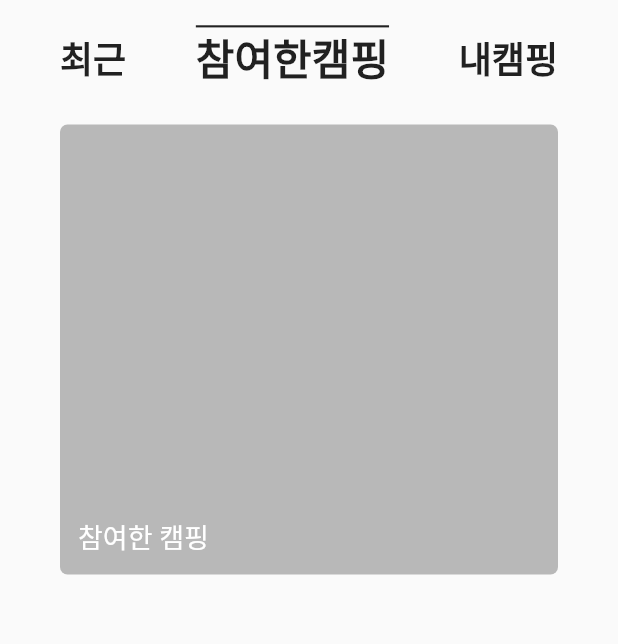
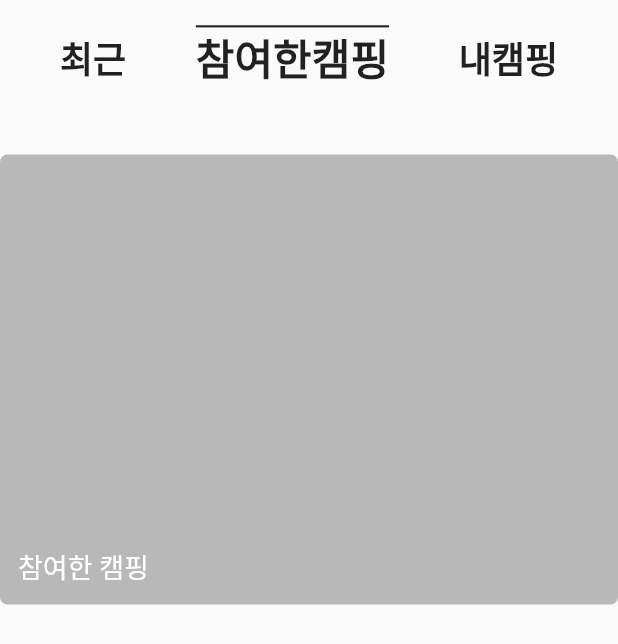
Before and after one commit to 2021-contest-exhibit/flutter-modak, a Flutter app: the MatchingPage screen opened directly, after a tap on "참여한캠핑", on a phone screen of 412 x 824 dp. Shown: the top 644 px of the screen. Run offline on Flutter 3.47's test engine with Material 2 defaults, Android fonts, the light colour scheme and no system bars; our stand-ins replace equatable, firebase_auth, firebase_core, flutter_bloc, freezed_annotation, google_maps_flutter and 1 more; accounts and stored records are empty; network calls fail.

Commit message:
[UPDATE] update matching page

```diff
--- a/modak/lib/page/MatchingPage.dart
+++ b/modak/lib/page/MatchingPage.dart
@@ -1,8 +1,9 @@
 import 'package:flutter/cupertino.dart';
 import 'package:flutter/material.dart';
+import 'package:modak/component/MatchingItemWidget.dart';
 
 class MatchingPage extends StatefulWidget {
-  int _selectedIndex = 2;
+  int _selectedIndex = 0;
 
   @override
   MatchingPageState createState() => MatchingPageState();
@@ -26,13 +27,14 @@
     return Scaffold(
       body: Container(
         margin: EdgeInsets.only(top: _statusBarHeight),
-        padding: const EdgeInsets.symmetric(horizontal: 40.0),
         child: Column(
           children: [
             const SizedBox(
               height: 18.0,
             ),
-            Row(
+            Container(
+              padding: const EdgeInsets.symmetric(horizontal: 40.0),
+              child: Row(
                 mainAxisAlignment: MainAxisAlignment.spaceBetween,
                 children: [
                   InkWell(
@@ -81,30 +83,17 @@
                   ),
                 ],
               ),
+            ),
+            SizedBox(height: 20.0,),
             Visibility(
               visible: widget._selectedIndex == 0,
+              child: Container(
+                margin: EdgeInsets.symmetric(horizontal: 20.0),
                 child: Column(
                   children: [
-                  Container(
-                    margin: const EdgeInsets.only(top: 24),
-                    padding: const EdgeInsets.all(12.0),
-                    alignment: Alignment.bottomLeft,
-                    height: 300,
-                    decoration: const BoxDecoration(
-                      color: Color(0x887f7f7f),
-                      borderRadius: const BorderRadius.all(
-                        const Radius.circular(5.0),
+                    MatchingItemWidget(),
+                  ],
                 ),
-                    ),
-                    child: Text(
-                      "최근",
-                      style: const TextStyle(
-                        color: const Color(0xffffffff),
-                        fontSize: 18.0,
-                      ),
-                    ),
-                  ),
-                ],
               ),
             ),
             Visibility(
```
Lines whose indentation alone changed are shown as unchanged.
